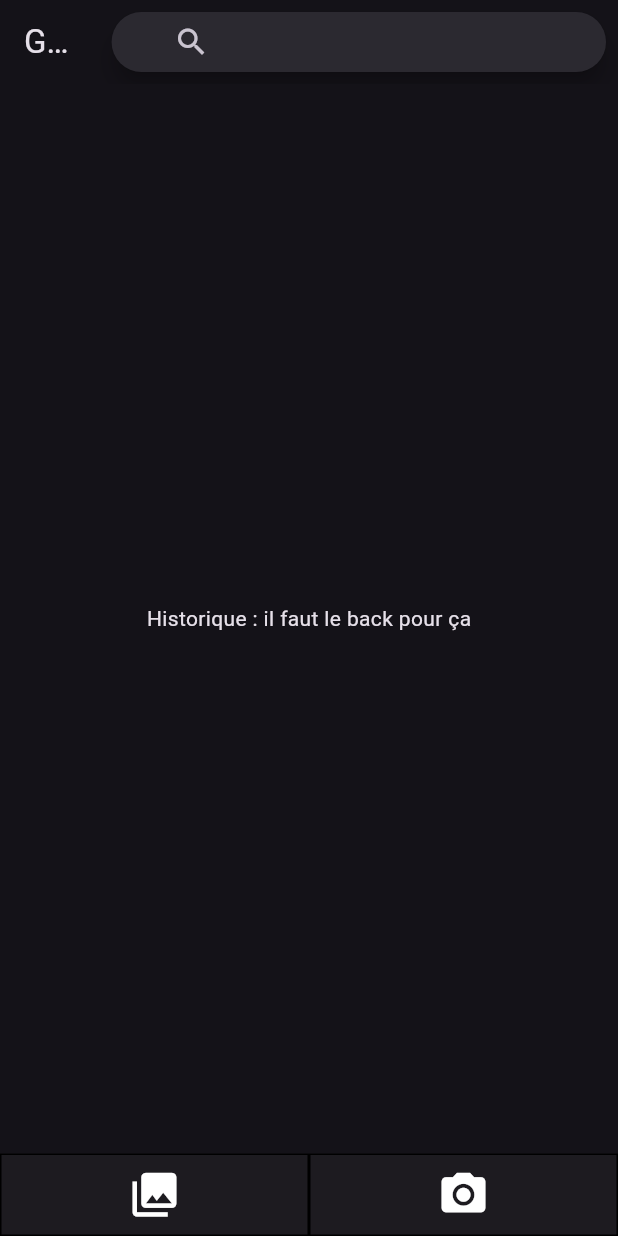
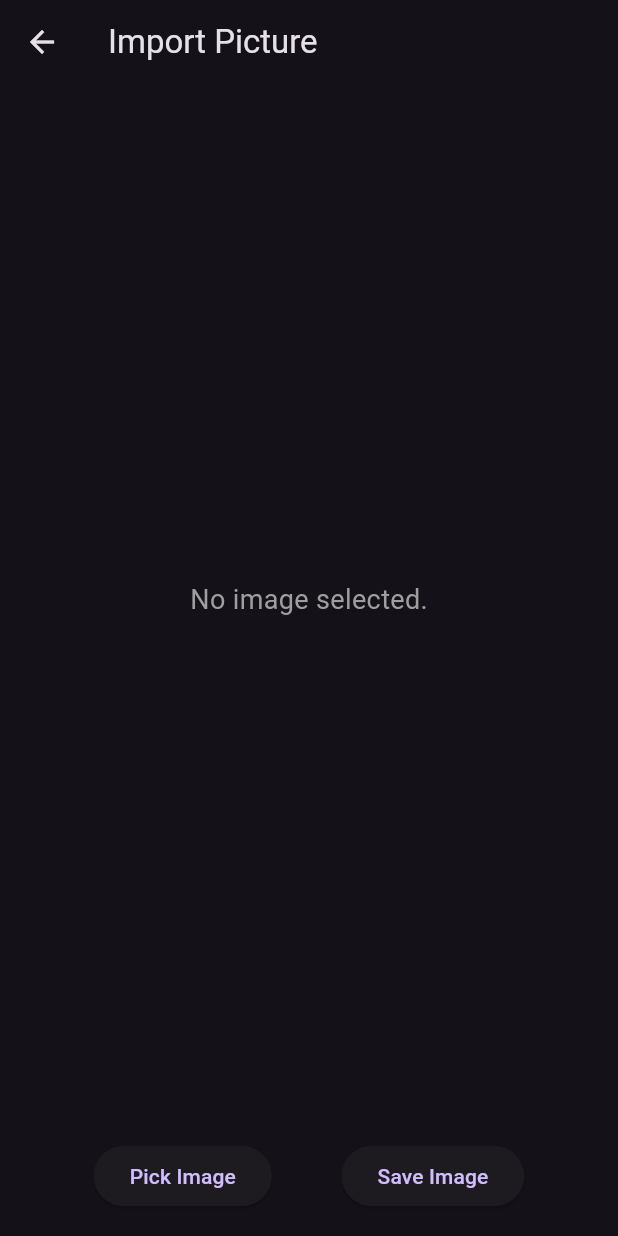
Before and after one commit to HaRobin/SAE_guillaume, a Flutter app: the screen it shows after launch, after a tap on the "photo library" icon, on a phone screen of 412 x 824 dp. Run offline on Flutter 3.47's test engine with Material 3 defaults, Android fonts, the light colour scheme and no system bars; our stand-ins replace camera, image_picker; missing offline and left inert: exif, tflite_flutter.

Commit message:
feat: add image import functionality with image_picker and file_selector plugins

```diff
--- a/front/lib/homepage.dart
+++ b/front/lib/homepage.dart
@@ -3,6 +3,7 @@ import 'package:flutter/material.dart';
 import 'package:front/ui/camera_view_widget.dart';
 import 'package:front/ui/search_bar_widget.dart';
 import 'package:front/models/screen_params.dart';
+import 'package:front/ui/import_picture_widget.dart';
 
 class Homepage extends StatelessWidget {
   const Homepage({super.key, required this.title, required this.cameras});
@@ -14,9 +15,7 @@ class Homepage extends StatelessWidget {
     return Scaffold(
       appBar: AppBar(
         title: Text(title),
-        actions: [
-          SearchBarWidget()
-        ],
+        actions: [SearchBarWidget()],
       ),
       body: Center(child: Text("Historique : il faut le back pour ça")),
       bottomNavigationBar: Row(
@@ -29,7 +28,11 @@ class Homepage extends StatelessWidget {
                       RoundedRectangleBorder(
                           borderRadius: BorderRadius.circular(0.0),
                           side: BorderSide()))),
-              onPressed: () {},
+              onPressed: () {
+                Navigator.push(context, MaterialPageRoute(builder: (context) {
+                  return ImportPictureWidget();
+                }));
+              },
               child: Padding(
                 padding: const EdgeInsets.symmetric(vertical: 10.0),
                 child: const Icon(
--- /dev/null
+++ b/front/lib/ui/import_picture_widget.dart
@@ -0,0 +1,78 @@
+import 'package:flutter/material.dart';
+import 'package:image_picker/image_picker.dart';
+import 'dart:io';
+
+class ImportPictureWidget extends StatefulWidget {
+  @override
+  _ImportPictureWidgetState createState() => _ImportPictureWidgetState();
+}
+
+class _ImportPictureWidgetState extends State<ImportPictureWidget> {
+  File? _selectedImage;
+  final ImagePicker _picker = ImagePicker();
+
+  Future<void> _pickImage() async {
+    try {
+      final XFile? pickedFile = await _picker.pickImage(
+        source: ImageSource.gallery,
+      );
+
+      if (pickedFile != null) {
+        setState(() {
+          _selectedImage = File(pickedFile.path);
+        });
+      }
+    } catch (e) {
+      print("Error picking image: $e");
+    }
+  }
+
+  Future<void> _saveImage() async {
+    // Placeholder function for saving the image
+    // Implement your save logic here
+    print("Save Image button pressed");
+  }
+
+  @override
+  Widget build(BuildContext context) {
+    return Scaffold(
+      appBar: AppBar(
+        title: Text("Import Picture"),
+      ),
+      body: Column(
+        children: [
+          Expanded(
+            child: Center(
+              child: _selectedImage != null
+                  ? Image.file(
+                      _selectedImage!,
+                      width: double.infinity,
+                      fit: BoxFit.contain,
+                    )
+                  : Text(
+                      "No image selected.",
+                      style: TextStyle(fontSize: 18, color: Colors.grey),
+                    ),
+            ),
+          ),
+          Padding(
+            padding: const EdgeInsets.all(16.0),
+            child: Row(
+              mainAxisAlignment: MainAxisAlignment.spaceEvenly,
+              children: [
+                ElevatedButton(
+                  onPressed: _pickImage,
+                  child: Text("Pick Image"),
+                ),
+                ElevatedButton(
+                  onPressed: _saveImage,
+                  child: Text("Save Image"),
+                ),
+              ],
+            ),
+          ),
+        ],
+      ),
+    );
+  }
+}
--- a/front/pubspec.yaml
+++ b/front/pubspec.yaml
@@ -40,6 +40,7 @@ dependencies:
   tflite_flutter: ^0.11.0
   image: ^4.3.0
   exif: ^3.3.0
+  image_picker: ^0.8.7+4
 
 dev_dependencies:
   flutter_test:
```
Also changed, not shown: front/pubspec.lock, 5 other files.
